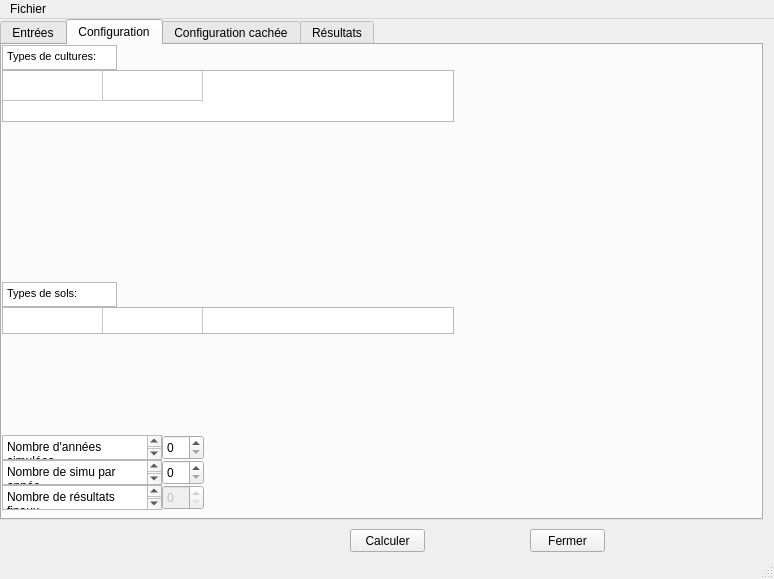
Qt form QtUi_test/test.ui (antoineFALance/Assolia_dev) before a commit.
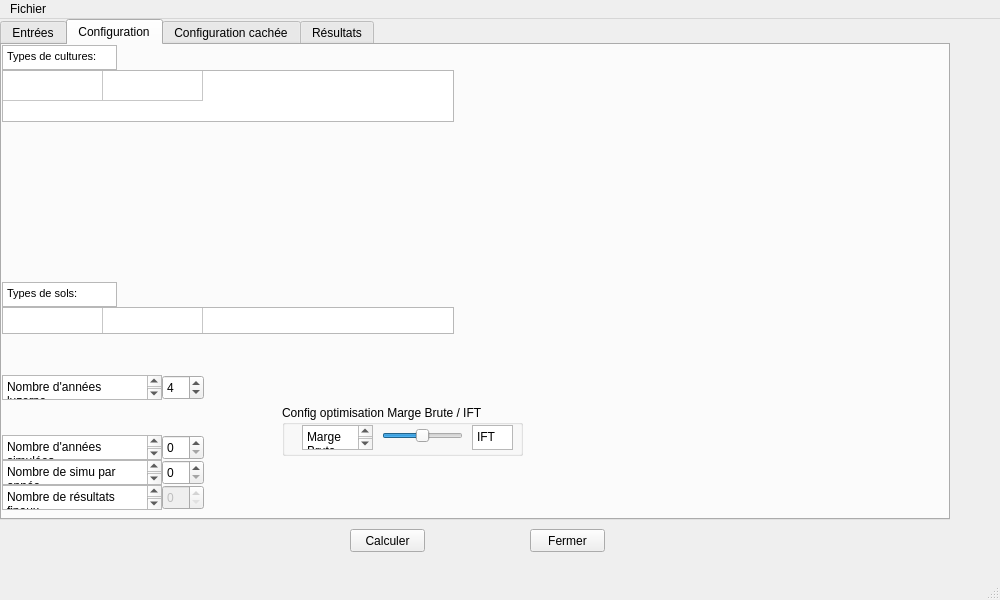
The same form after that commit. The open tabs and pages were chosen to show the change. Icons and pictures are not drawn.

Commit message:
V020 What's new: - New solver integrated - Add users in database - Luzerne integrated - Solver type integrated (MB/IFT) - Logo Assolia integrated
Limitations:
- Save is not possible with this version

Known bug:
- Load data base more than 3 times cause troubles.

```diff
--- a/QtUi_test/test.ui
+++ b/QtUi_test/test.ui
@@ -6,12 +6,22 @@
    <rect>
     <x>0</x>
     <y>0</y>
-    <width>774</width>
-    <height>579</height>
+    <width>1000</width>
+    <height>600</height>
    </rect>
   </property>
   <property name="windowTitle">
-   <string>MainWindow</string>
+   <string>Assolia V020</string>
+  </property>
+  <property name="windowIcon">
+   <iconset>
+    <normaloff>LogoAssolia_.jpg</normaloff>LogoAssolia_.jpg</iconset>
+  </property>
+  <property name="iconSize">
+   <size>
+    <width>15</width>
+    <height>50</height>
+   </size>
   </property>
   <widget class="QWidget" name="centralwidget">
    <widget class="QPushButton" name="Close_test">
@@ -32,13 +42,19 @@
      <rect>
       <x>0</x>
       <y>0</y>
-      <width>763</width>
+      <width>950</width>
       <height>501</height>
      </rect>
     </property>
     <property name="currentIndex">
      <number>0</number>
     </property>
+    <property name="iconSize">
+     <size>
+      <width>20</width>
+      <height>40</height>
+     </size>
+    </property>
     <widget class="QWidget" name="InputTab">
      <attribute name="title">
       <string>Entrées</string>
@@ -361,6 +377,96 @@
        </rect>
       </property>
      </widget>
+     <widget class="QPlainTextEdit" name="NbYearLuzerneText">
+      <property name="geometry">
+       <rect>
+        <x>0</x>
+        <y>330</y>
+        <width>160</width>
+        <height>25</height>
+       </rect>
+      </property>
+      <property name="plainText">
+       <string>Nombre d'années luzerne</string>
+      </property>
+     </widget>
+     <widget class="QSpinBox" name="NbYearLuzerneBox">
+      <property name="geometry">
+       <rect>
+        <x>160</x>
+        <y>330</y>
+        <width>42</width>
+        <height>25</height>
+       </rect>
+      </property>
+      <property name="minimum">
+       <number>1</number>
+      </property>
+      <property name="maximum">
+       <number>6</number>
+      </property>
+      <property name="value">
+       <number>4</number>
+      </property>
+     </widget>
+     <widget class="QGroupBox" name="ConfigOptiGroup">
+      <property name="geometry">
+       <rect>
+        <x>280</x>
+        <y>360</y>
+        <width>241</width>
+        <height>51</height>
+       </rect>
+      </property>
+      <property name="title">
+       <string>Config optimisation Marge Brute / IFT</string>
+      </property>
+      <widget class="QPlainTextEdit" name="ConfigOptiMB_Text">
+       <property name="geometry">
+        <rect>
+         <x>20</x>
+         <y>20</y>
+         <width>71</width>
+         <height>25</height>
+        </rect>
+       </property>
+       <property name="plainText">
+        <string>Marge Brute </string>
+       </property>
+      </widget>
+      <widget class="QSlider" name="ConfigOptiMbIft_Slider">
+       <property name="geometry">
+        <rect>
+         <x>100</x>
+         <y>20</y>
+         <width>81</width>
+         <height>22</height>
+        </rect>
+       </property>
+       <property name="maximum">
+        <number>2</number>
+       </property>
+       <property name="value">
+        <number>1</number>
+       </property>
+       <property name="orientation">
+        <enum>Qt::Horizontal</enum>
+       </property>
+      </widget>
+      <widget class="QPlainTextEdit" name="ConfigOptiIFT_Text">
+       <property name="geometry">
+        <rect>
+         <x>190</x>
+         <y>20</y>
+         <width>41</width>
+         <height>25</height>
+        </rect>
+       </property>
+       <property name="plainText">
+        <string>IFT</string>
+       </property>
+      </widget>
+     </widget>
     </widget>
     <widget class="QWidget" name="HiddenConfigTab">
      <attribute name="title">
@@ -601,7 +707,7 @@
     <rect>
      <x>0</x>
      <y>0</y>
-     <width>774</width>
+     <width>1000</width>
      <height>21</height>
     </rect>
    </property>
```
Left out of the diff: 54 changed lines with no effect on the pictures. The commit also changes 5 other files.
